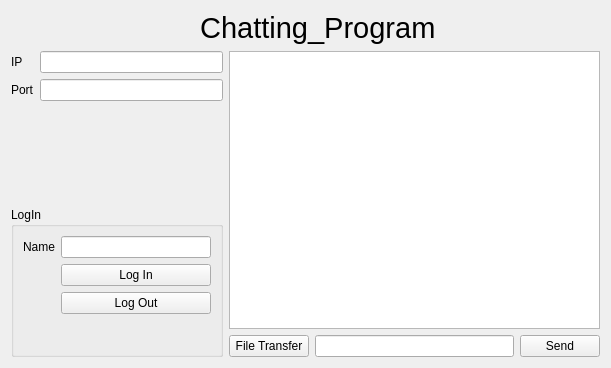
Above: Qt_Project(master)/chatting_client.ui from jshs214/Qt_Project before the change. Below: the same form after it.
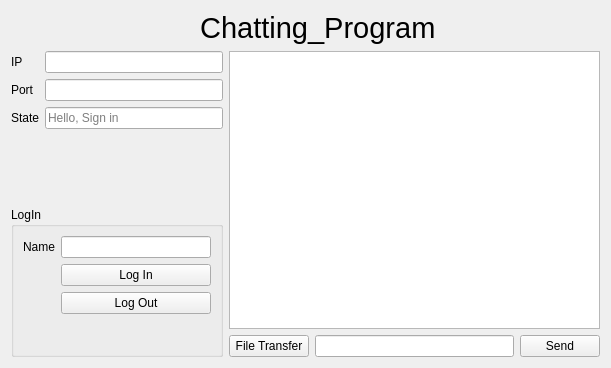
That is the form after the change.

Patch:
```diff
--- a/Qt_Project(master)/chatting_client.ui
+++ b/Qt_Project(master)/chatting_client.ui
@@ -108,6 +108,23 @@
          <item row="1" column="1">
           <widget class="QLineEdit" name="serverPort"/>
          </item>
+         <item row="2" column="1">
+          <widget class="QLineEdit" name="stateLineEdit">
+           <property name="readOnly">
+            <bool>true</bool>
+           </property>
+           <property name="placeholderText">
+            <string>Hello, Sign in</string>
+           </property>
+          </widget>
+         </item>
+         <item row="2" column="0">
+          <widget class="QLabel" name="label_3">
+           <property name="text">
+            <string>State</string>
+           </property>
+          </widget>
+         </item>
         </layout>
        </item>
        <item>
```
